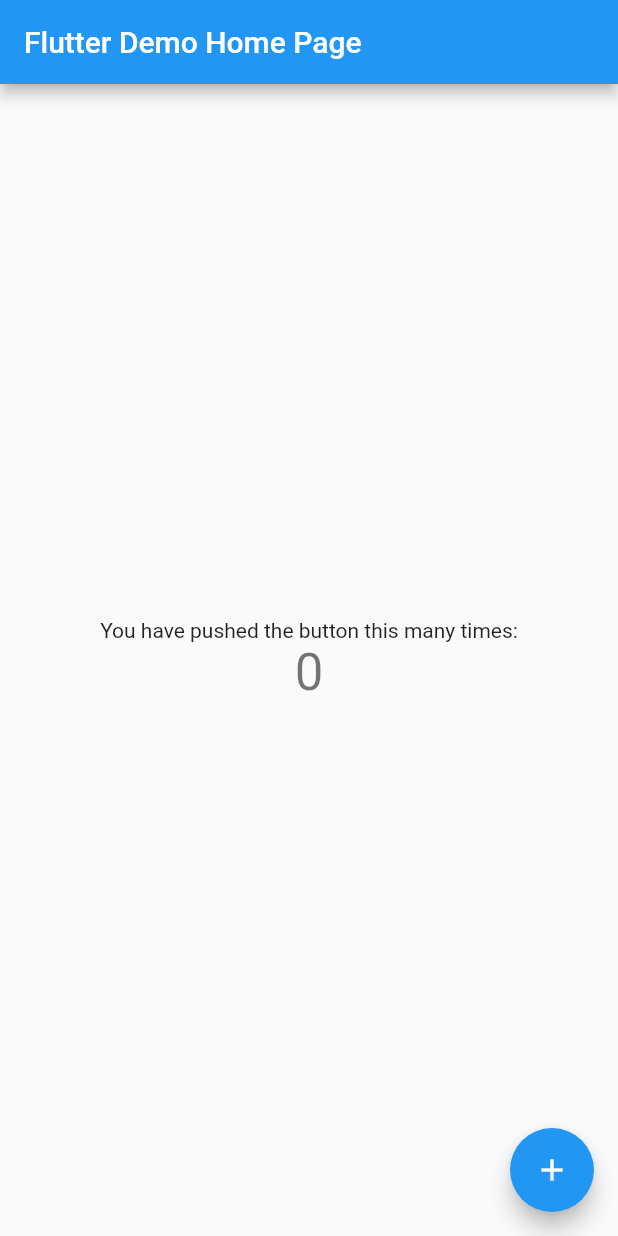
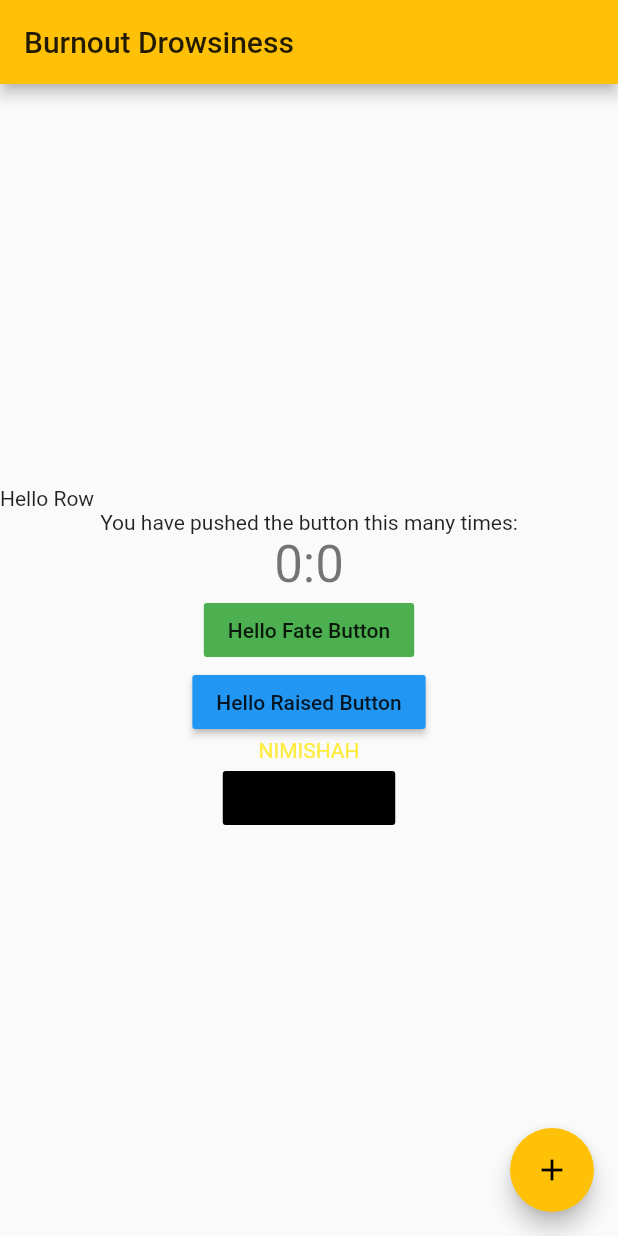
Before and after one commit to NimraSajjad20/My-first-App, a Flutter app: the screen it shows after launch, on a phone screen of 412 x 824 dp. Run offline on Flutter 3.47's test engine with Material 2 defaults, Android fonts, the phone set to English and light mode, and no system bars; missing offline and left inert: dart:html.

```diff
--- a/lib/main.dart
+++ b/lib/main.dart
@@ -1,4 +1,9 @@
+import 'dart:html';
+import 'dart:ui';
+
 import 'package:flutter/material.dart';
+
+import 'LoginScreen.dart';
 
 void main() {
   runApp(MyApp());
@@ -20,7 +25,8 @@ class MyApp extends StatelessWidget {
         // or simply save your changes to "hot reload" in a Flutter IDE).
         // Notice that the counter didn't reset back to zero; the application
         // is not restarted.
-        primarySwatch: Colors.blue,
+        primarySwatch: Colors.amber,
+
         // This makes the visual density adapt to the platform that you run
         // the app on. For desktop platforms, the controls will be smaller and
         // closer together (more dense) than on mobile platforms.
@@ -51,6 +57,9 @@ class MyHomePage extends StatefulWidget {
 
 class _MyHomePageState extends State<MyHomePage> {
   int _counter = 0;
+  bool activeFlatButtonColor = true;
+  bool activeRaisedButtonColor = true;
+  bool activeFlatButtonS = true;
 
   void _incrementCounter() {
     setState(() {
@@ -61,6 +70,36 @@ class _MyHomePageState extends State<MyHomePage> {
       // called again, and so nothing would appear to happen.
       _counter++;
     });
+  }
+
+  void changeFlatButtonColor() {
+    setState(() {
+      activeFlatButtonColor = !activeFlatButtonColor;
+    });
+    Navigator.push(
+        context, MaterialPageRoute(builder: (context) => LoginScreen()));
+    // if (activeFlatButtonColor == true) {
+    //  activeFlatButtonColor = false;
+    // } else {
+    //   activeFlatButtonColor = true;
+    // }
+  }
+
+  void changeFlatButton1() {
+    setState(() {
+      activeFlatButtonColor = !activeFlatButtonColor;
+    });
+  }
+
+  void changeRaisedColor() {
+    setState(() {
+      activeRaisedButtonColor = !activeRaisedButtonColor;
+    });
+    // if (activeRaisedButtonColor == true) {
+    //   activeRaisedButtonColor = false;
+    // } else {
+    //   activeRaisedButtonColor = true;
+    // }
   }
 
   @override
@@ -75,7 +114,7 @@ class _MyHomePageState extends State<MyHomePage> {
       appBar: AppBar(
         // Here we take the value from the MyHomePage object that was created by
         // the App.build method, and use it to set our appbar title.
-        title: Text(widget.title),
+        title: Text("Burnout Drowsiness"),
       ),
       body: Center(
         // Center is a layout widget. It takes a single child and positions it
@@ -97,16 +136,38 @@ class _MyHomePageState extends State<MyHomePage> {
           // horizontal).
           mainAxisAlignment: MainAxisAlignment.center,
           children: <Widget>[
+            Row(
+              children: [Text("Hello Row")],
+            ),
             Text(
               'You have pushed the button this many times:',
             ),
             Text(
-              '$_counter',
+              '$_counter:$_counter',
               style: Theme.of(context).textTheme.headline4,
+            ),
+            FlatButton(
+              onPressed: changeFlatButtonColor,
+              child: Text('Hello Fate Button'),
+              color: activeFlatButtonColor == true ? Colors.green : Colors.red,
+            ),
+            RaisedButton(
+              onPressed: changeRaisedColor,
+              child: Text('Hello Raised Button'),
+              color: activeRaisedButtonColor == true ? Colors.blue : Colors.yellow,
+            ),
+            Text("NIMISHAH",
+                style: TextStyle(
+                  color: activeFlatButtonS ? Colors.yellow : Colors.blue,
+                )),
+            FlatButton(
+                onPressed: changeFlatButton1, child: Text('Change color'),
+            color: activeFlatButtonS == true ? Colors.black : Colors.cyan ,
             ),
           ],
         ),
       ),
+
       floatingActionButton: FloatingActionButton(
         onPressed: _incrementCounter,
         tooltip: 'Increment',
```
Also changed, not shown: lib/LoginScreen.dart (added, +24 -0 lines), 1 other file.
